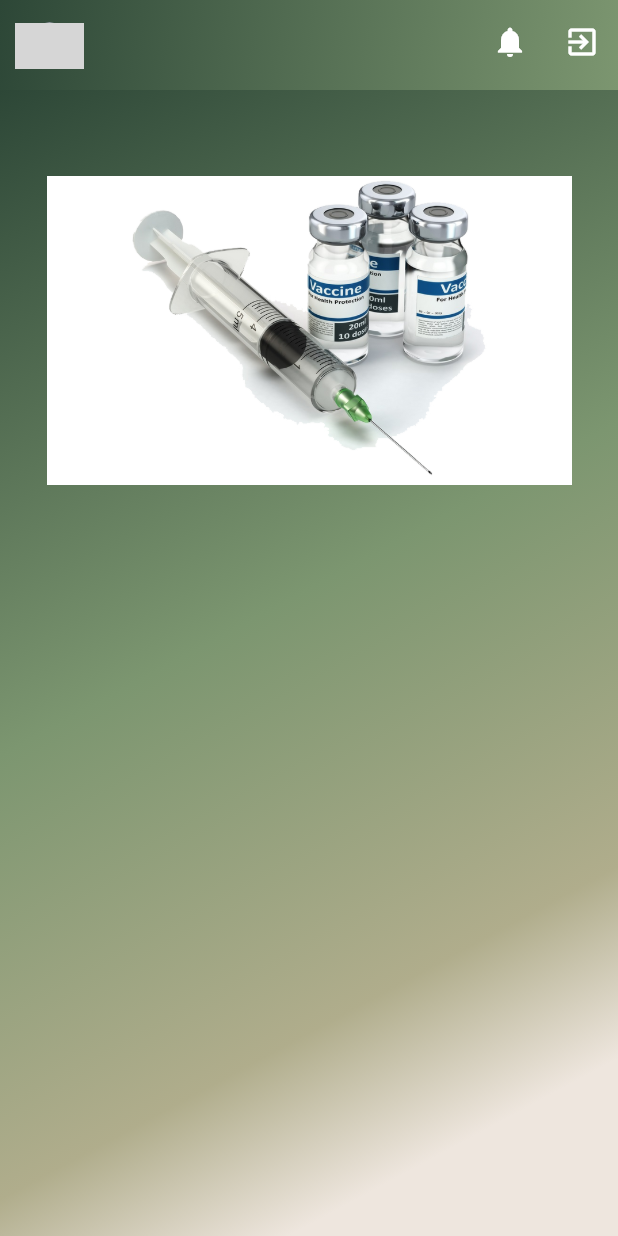
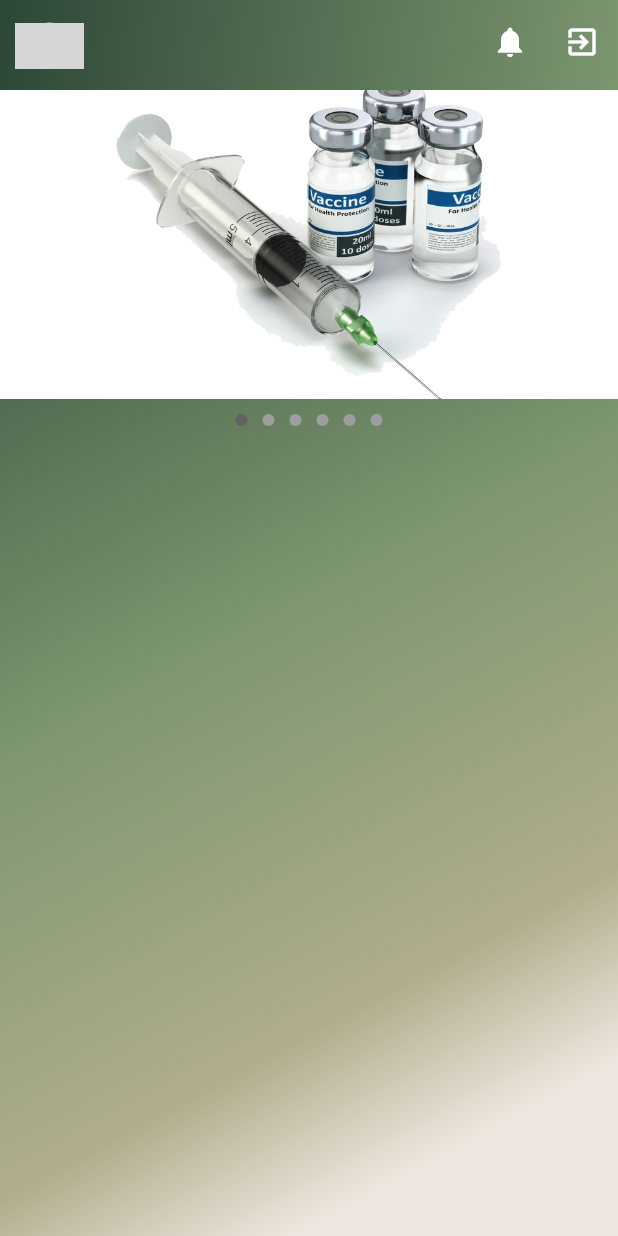
Before and after one commit to u6587051/DST66-1_ITDS283_MobileApplication, a Flutter app: the HomePage screen opened directly, on a phone screen of 412 x 824 dp. Run offline on Flutter 3.47's test engine with Material 3 defaults, Android fonts, the phone set to English and light mode, and no system bars; network calls fail; grey boxes are pictures that could not be loaded.

Commit message:
page indicator

```diff
--- a/pj_vaccinepassport/lib/common_pages/home-page.dart
+++ b/pj_vaccinepassport/lib/common_pages/home-page.dart
@@ -15,6 +15,12 @@ final List<String> imagePath = [
   "assets/images/vaccine5.png",
   "assets/images/vaccine6.png"
 ];
+
+int _activePage = 0;
+
+final PageController _pageController = PageController(initialPage: 0);
+
+// Timer? _timer;
 
 late List<Widget> _pages;
 
@@ -57,7 +63,7 @@ class _HomePageState extends State<HomePage> {
                 padding: const EdgeInsets.fromLTRB(10, 15, 0, 10),
                 child: CircleAvatar(
                   backgroundImage: NetworkImage(''),
-                   // Your profile picture
+                  // Your profile picture
                 ),
               ),
               actions: <Widget>[
@@ -99,20 +105,37 @@ class _HomePageState extends State<HomePage> {
         child: Column(
           children: [
             SizedBox(
+              width: double.infinity,
+              height: MediaQuery.of(context).size.height / 4,
+              child: PageView.builder(
+                  itemCount: imagePath.length,
+                  onPageChanged: (value) {
+                    setState(() {
+                      _activePage = value;
+                    });
+                  },
+                  itemBuilder: (context, index) {
+                    return _pages[index];
+                  }),
+            ),
+            // Page Indicator
+            SizedBox(
               height: 10,
             ),
             Container(
-              width: 350,
-              height: 300,
-              alignment: Alignment.center,
-              child: SizedBox(
-                width: double.infinity,
-                height: MediaQuery.of(context).size.height / 4,
-                child: PageView.builder(
-                    itemCount: imagePath.length,
-                    itemBuilder: (context, index) {
-                      return _pages[index];
-                    }),
+              child: Row(
+                mainAxisAlignment: MainAxisAlignment.center,
+                children: List<Widget>.generate(
+                    _pages.length,
+                    (index) => Padding(
+                          padding: const EdgeInsets.symmetric(horizontal: 5),
+                          child: CircleAvatar(
+                            radius: 4,
+                            backgroundColor: _activePage == index
+                                ? Colors.grey.shade700
+                                : Colors.grey,
+                          ),
+                        )),
               ),
             )
           ],
```
